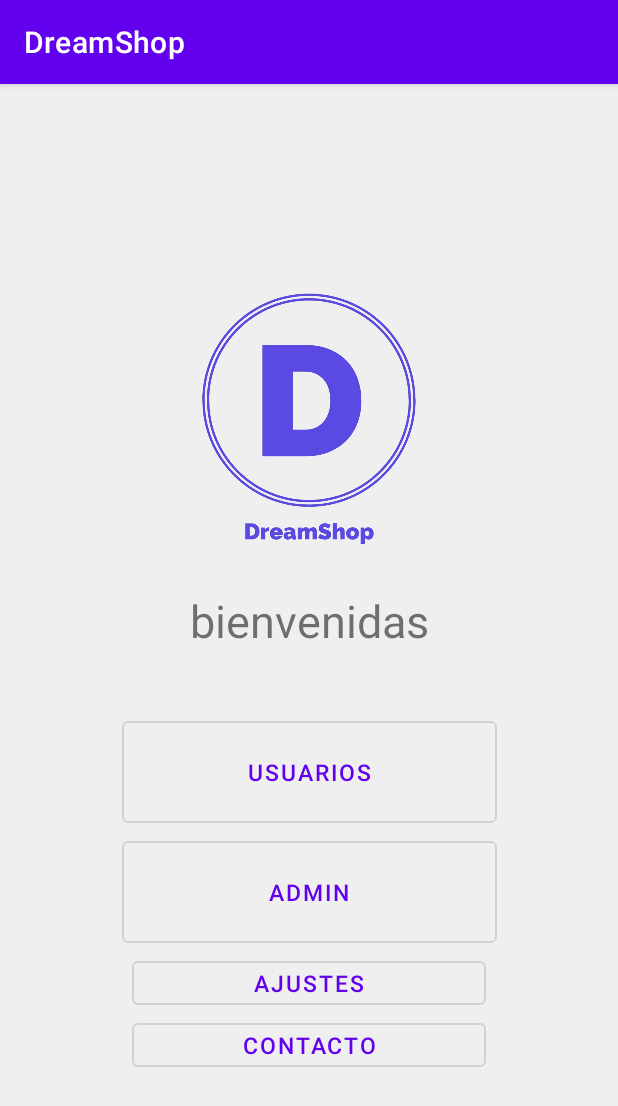
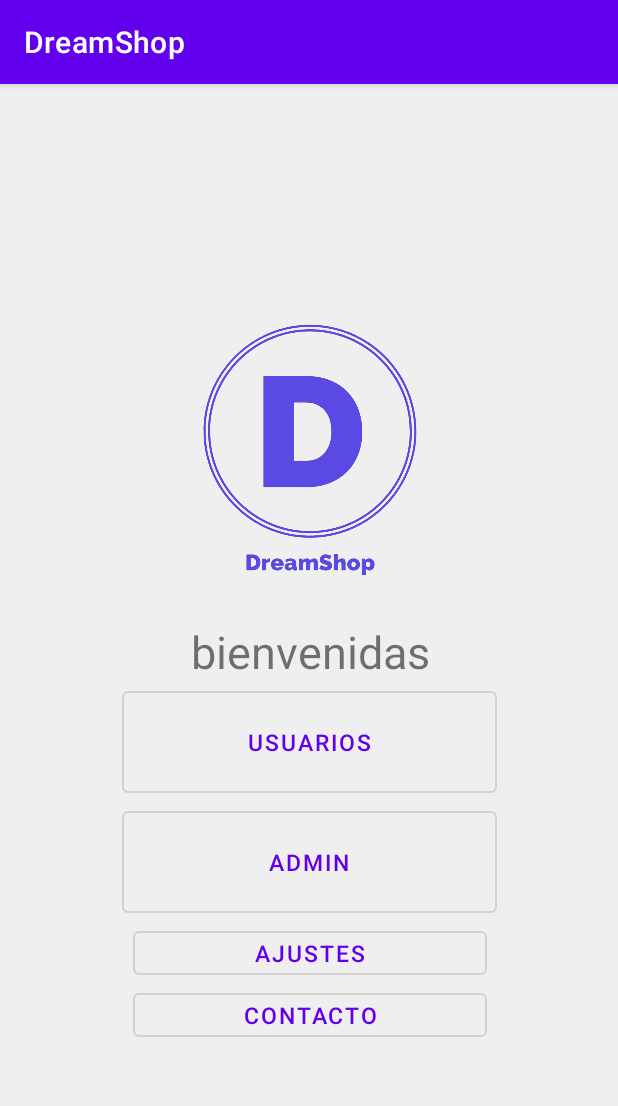
Before and after one commit to JosueAlvarado50/DreamShopApp, an Android app: the screen it shows after launch (HomeActivity), on a phone screen of 412 x 824 dp. Shown: the top 1106 px of the screen. Run offline under Robolectric (Android 15) with nearby library versions, the phone set to English and light mode, and no system bars.

Commit message:
imagen
se agrego la imagen png

```diff
--- a/DreamShop/app/src/main/res/layout/activity_home.xml
+++ b/DreamShop/app/src/main/res/layout/activity_home.xml
@@ -8,14 +8,14 @@
     >
 
     <LinearLayout
-        android:layout_width="358dp"
-        android:layout_height="712dp"
+        android:layout_width="413dp"
+        android:layout_height="729dp"
+        android:background="@android:color/transparent"
         android:gravity="center"
         android:orientation="vertical"
         app:layout_constraintBottom_toBottomOf="parent"
         app:layout_constraintEnd_toEndOf="parent"
         app:layout_constraintStart_toStartOf="parent"
-        android:background="@color/fondo"
         app:layout_constraintTop_toTopOf="parent">
 
         <ImageView
@@ -29,14 +29,6 @@
             android:layout_width="match_parent"
             android:layout_height="wrap_content"
             android:text="bienvenidas"
-            android:textAlignment="center"
-            android:textSize="30dp" />
-
-        <TextView
-            android:id="@+id/textView30"
-            android:layout_width="match_parent"
-            android:layout_height="wrap_content"
-            android:text=""
             android:textAlignment="center"
             android:textSize="30dp" />
 
@@ -65,6 +57,7 @@
             android:layout_height="41dp"
             android:text="@string/settings"
             android:textSize="15dp" />
+
         <Button
             android:id="@+id/Contacto"
             style="@style/Widget.MaterialComponents.Button.OutlinedButton"
```
Also changed, not shown: DreamShop/app/src/main/res/drawable-v24/logodream.jpg (deleted), DreamShop/app/src/main/res/drawable-v24/logodream.png (added).
